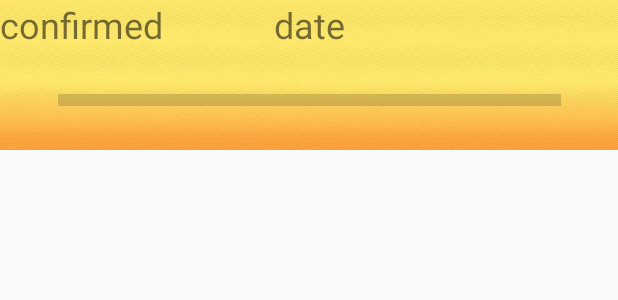
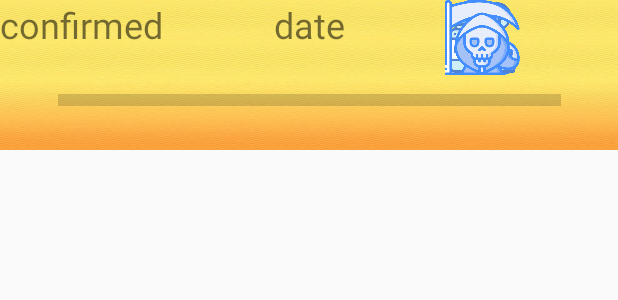
Before and after one commit to hurrikaanig/ing1_p22_covidata2019, an Android app: the layout graph_item.xml on its own in the app's theme, with its tools: preview values and no code run, on a phone screen of 412 x 824 dp. Shown: the top 300 px of the screen. Run offline under Robolectric (Android 15) with nearby library versions, the light colour scheme and no system bars.

Commit message:
graph_item added images to show which state is displayed

```diff
--- a/app/src/main/res/layout/graph_item.xml
+++ b/app/src/main/res/layout/graph_item.xml
@@ -36,4 +36,37 @@
         app:layout_constraintEnd_toEndOf="parent"
         app:layout_constraintStart_toStartOf="parent"
         app:layout_constraintTop_toBottomOf="@+id/dateitem" />
+
+    <ImageView
+        android:id="@+id/confirmedImage"
+        android:layout_width="100dp"
+        android:layout_height="50dp"
+        android:background="#00FFFFFF"
+        android:scaleType="fitCenter"
+        app:layout_constraintEnd_toEndOf="parent"
+        app:layout_constraintStart_toEndOf="@+id/dateitem"
+        app:layout_constraintTop_toTopOf="parent"
+        app:srcCompat="@drawable/man" />
+
+    <ImageView
+        android:id="@+id/recoveryImage"
+        android:layout_width="100dp"
+        android:layout_height="50dp"
+        android:background="#00FFFFFF"
+        android:scaleType="fitCenter"
+        app:layout_constraintBottom_toBottomOf="@+id/confirmedImage"
+        app:layout_constraintEnd_toEndOf="@+id/confirmedImage"
+        app:layout_constraintStart_toStartOf="@+id/confirmedImage"
+        app:srcCompat="@drawable/medicine" />
+
+    <ImageView
+        android:id="@+id/imageView4"
+        android:layout_width="100dp"
+        android:layout_height="50dp"
+        android:background="#00FFFFFF"
+        android:scaleType="fitCenter"
+        app:layout_constraintBottom_toBottomOf="@+id/confirmedImage"
+        app:layout_constraintEnd_toEndOf="@+id/confirmedImage"
+        app:layout_constraintStart_toStartOf="@+id/confirmedImage"
+        app:srcCompat="@drawable/scared" />
 </androidx.constraintlayout.widget.ConstraintLayout>
```
